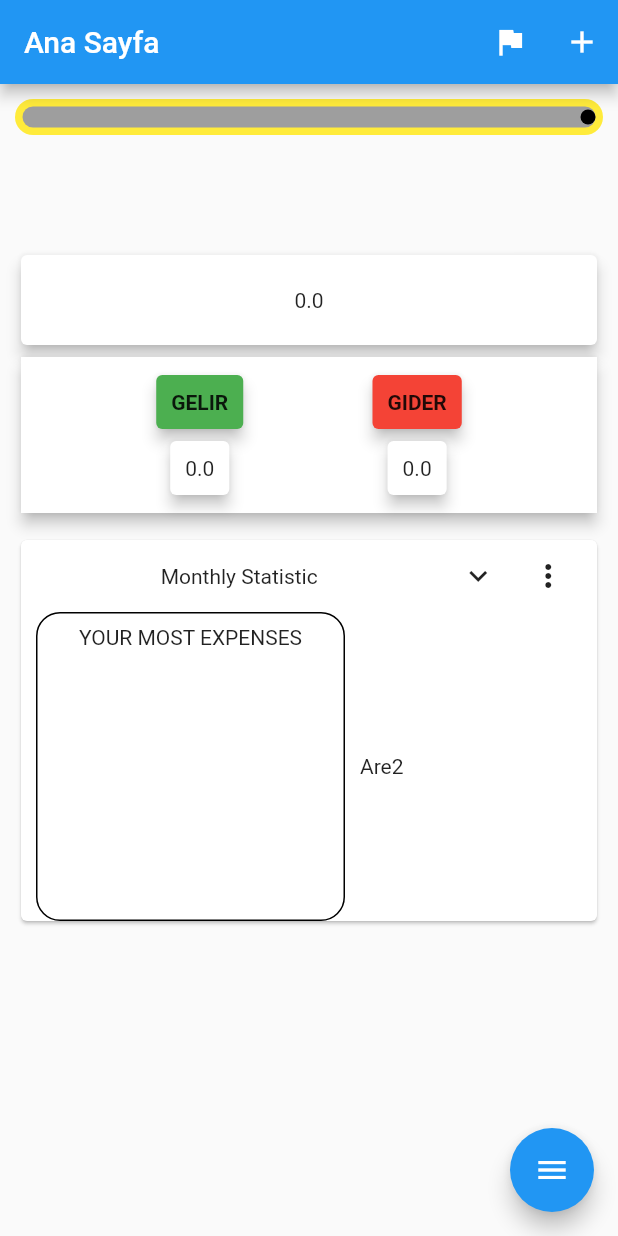
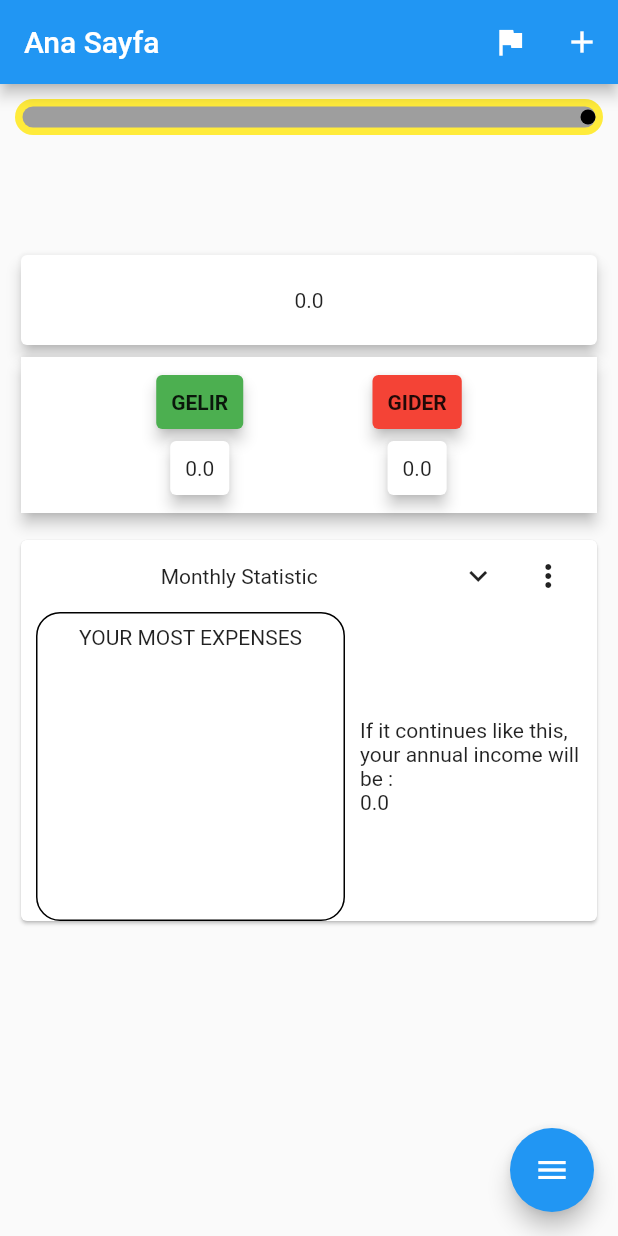
Before and after one commit to Rizaou/expense-planner, a Flutter app: the screen it shows after launch, scrolled down 1648 dp, after a tap on the "done outline" icon, on a phone screen of 412 x 824 dp. Run offline on Flutter 3.47's test engine with Material 2 defaults, Android fonts, the phone set to English and light mode, and no system bars; drawn by our look-alikes of flutter_speed_dial, scrollable_positioned_list; our stand-ins replace auto_size_text, sqflite; missing offline and left inert: graphic; accounts and stored records are empty.

Commit message:
Some organization.

```diff
--- a/lib/main.dart
+++ b/lib/main.dart
@@ -16,6 +16,7 @@ import './database/database_provider_expenses.dart';
 //TODO : Ask for a quastion to the user that which credit card they want to add .
 //TODO : Make annual statistic
 //TODO : MAke animated Container.
+//TODO: Add some columns to DB that names are year, month ,date and DateTime.
 void main() => runApp(MyHomePage());
 
 class MyHomePage extends StatelessWidget {
--- a/lib/providers/income_provider.dart
+++ b/lib/providers/income_provider.dart
@@ -10,6 +10,17 @@ class IncomeProvider with ChangeNotifier {
   IncomeProvider() {
     incomes;
   }
+
+  double get sumOfCachedIncomes {
+    double sum = 0;
+
+    _incomes.forEach((element) {
+      sum += element.income;
+    });
+
+    return sum;
+  }
+
   Future<List<IncomeModel>> get incomes async {
     List<Map> data = await DBHelperIncomes.getAllData();
     List<IncomeModel> incomeData = [];
--- a/lib/widgets/detail_card.dart
+++ b/lib/widgets/detail_card.dart
@@ -1,7 +1,10 @@
+import 'dart:ui';
+
 import 'package:flutter/material.dart';
 import 'package:gelir_gider/methods/global_values.dart';
 import 'package:gelir_gider/models/expense_model.dart';
 import 'package:gelir_gider/providers/expense_provider.dart';
+import 'package:gelir_gider/providers/income_provider.dart';
 import 'package:provider/provider.dart';
 
 enum Screens {
@@ -14,7 +17,6 @@ class DetailCard extends StatefulWidget {
   Screens currentScene = Screens.monthly;
   String title = "Monthly";
   List<ExpenseModel> list = [];
-  double textFactor = 1.5;
 
   @override
   State<DetailCard> createState() => _DetailCardState();
@@ -40,10 +42,60 @@ class _DetailCardState extends State<DetailCard> {
     }
   }
 
+  Future _getFuture(ExpenseProvider provider) {
+    if (widget.currentScene == Screens.annual) {
+      return provider.getAnnualExpenses;
+    } else {
+      return provider.getMonthlyDescOrder;
+    }
+  }
+
+  Widget _getStatistic(ExpenseProvider expenseProvider) {
+    double textFactor = 1.5;
+    return FutureBuilder(
+      future: _getFuture(expenseProvider).then((value) => widget.list = value),
+      builder: (context, snapshot) {
+        if (snapshot.hasError) {
+          return Text("Error");
+        } else if (snapshot.connectionState == ConnectionState.waiting) {
+          return Card();
+        } else {
+          return Column(
+            mainAxisAlignment: MainAxisAlignment.spaceEvenly,
+            children: [
+              ...widget.list.map((e) {
+                var wg = Container(
+                  margin: EdgeInsets.all(global_horizontal_padding / 2),
+                  child: Text(
+                    e.title,
+                    textScaleFactor: textFactor,
+                  ),
+                );
+                textFactor *= .2;
+                if (textFactor < .8) {
+                  textFactor = .8;
+                }
+                return wg;
+              }).toList()
+            ],
+          );
+        }
+      },
+    );
+  }
+
+  double _calculateAnnualIncome(double expenses, double incomes) {
+    final now = DateTime.now().month;
+    final factor =
+        (DateTime.december - now) == 0 ? 1 : (DateTime.december - now);
+
+    return (incomes - expenses) * factor;
+  }
+
   @override
   Widget build(BuildContext context) {
     final expenseProvider = Provider.of<ExpenseProvider>(context);
-
+    final incomeProvider = Provider.of<IncomeProvider>(context);
     Widget _appBar = Container(
       padding: const EdgeInsets.symmetric(
         horizontal: global_horizontal_padding,
@@ -105,38 +157,7 @@ class _DetailCardState extends State<DetailCard> {
                         child: Text("YOUR MOST EXPENSES",
                             textAlign: TextAlign.center),
                       ),
-                      FutureBuilder(
-                        future: expenseProvider.getDescOrder
-                            .then((value) => widget.list = value),
-                        builder: (context, snapshot) {
-                          if (snapshot.hasError) {
-                            return Text("Error");
-                          } else if (snapshot.connectionState ==
-                              ConnectionState.waiting) {
-                            return Card();
-                          } else {
-                            return Column(
-                              mainAxisAlignment: MainAxisAlignment.spaceEvenly,
-                              children: [
-                                ...widget.list.map((e) {
-                                  var wg = Container(
-                                      margin: EdgeInsets.all(
-                                          global_horizontal_padding / 2),
-                                      child: Text(
-                                        e.title,
-                                        textScaleFactor: widget.textFactor,
-                                      ));
-                                  widget.textFactor *= .2;
-                                  if (widget.textFactor < .8) {
-                                    widget.textFactor = .8;
-                                  }
-                                  return wg;
-                                }).toList()
-                              ],
-                            );
-                          }
-                        },
-                      )
+                      _getStatistic(expenseProvider),
                     ],
                   );
                 },
@@ -145,7 +166,10 @@ class _DetailCardState extends State<DetailCard> {
           ],
         ),
         Container(
-          child: Text("Are2"),
+          child: Flexible(
+            child: Text(
+                "If it continues like this, your annual income will be :\n${_calculateAnnualIncome(expenseProvider.getSumOfExpenses(), incomeProvider.sumOfCachedIncomes)}"),
+          ),
         )
       ],
     );
--- a/lib/widgets/main_incomes_chart.dart
+++ b/lib/widgets/main_incomes_chart.dart
@@ -21,7 +21,7 @@ class _MainIncomeChartState extends State<MainIncomeChart> {
     Color green = Colors.green.shade500;
     Color white = Colors.white;
     double ratio = 100 * expenses / incomes;
-    print("ratio : $ratio");
+
     if (expenses == 0 && incomes == 0) {
       return [white, white];
     } else if (incomes == 0) {
--- a/lib/widgets/my_custom_graph.dart
+++ b/lib/widgets/my_custom_graph.dart
@@ -44,8 +44,8 @@ class Graph extends StatelessWidget {
                     color: Colors.yellow,
                     borderRadius: BorderRadius.circular(100),
                   ),
-                  padding: EdgeInsets.all(5),
-                  margin: EdgeInsets.all(
+                  padding: const EdgeInsets.all(5),
+                  margin: const EdgeInsets.all(
                     global_horizontal_padding,
                   ),
                   //width: MediaQuery.of(context).size.width,
```
Also changed, not shown: lib/providers/expense_provider.dart (+25 -2 lines).
